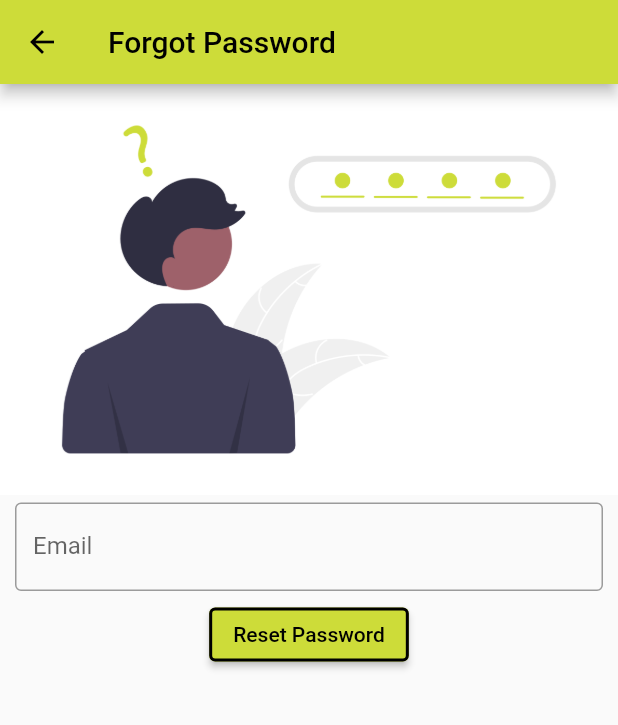
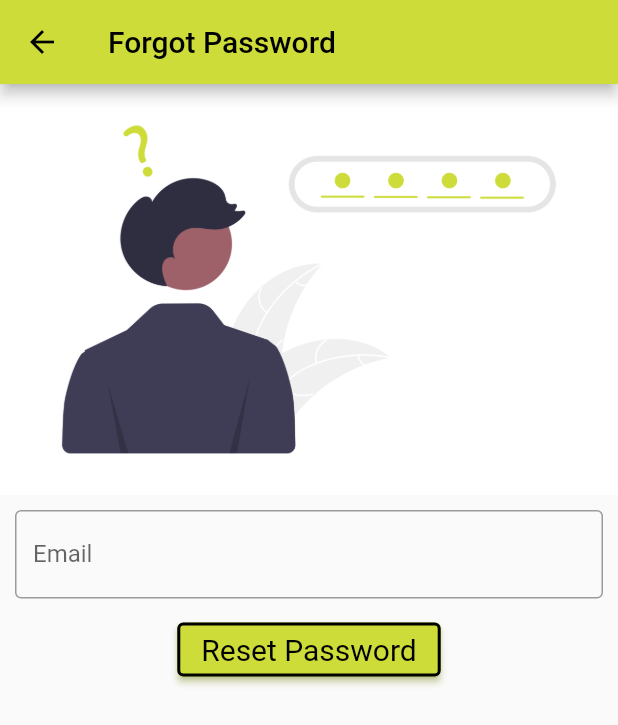
Before and after one commit to Wisdom-Makokha/To-do-list-app, a Flutter app: the screen it shows after launch, after a tap on "Forgot password", on a phone screen of 412 x 824 dp. Shown: the top 725 px of the screen. Run offline on Flutter 3.47's test engine with Material 2 defaults, Android fonts, the phone set to English and light mode, and no system bars.

Commit message:
Minor Finishes

```diff
--- a/lib/screens/ForgotPassword.dart
+++ b/lib/screens/ForgotPassword.dart
@@ -5,7 +5,7 @@ class ForgotPassScreen extends StatelessWidget{
 
   @override
   Widget build(BuildContext context){
-    //ELevated button style defined here for reuse
+    //Elevated button style defined here for reuse
     final ButtonStyle elevatedButtonsStyle = ElevatedButton.styleFrom(
       side: const BorderSide(
         color: Colors.black,
@@ -17,6 +17,13 @@ class ForgotPassScreen extends StatelessWidget{
         fontStyle: FontStyle.normal,
       ),
     );
+
+    //Values for the padding of TextField
+    const EdgeInsetsGeometry textFieldPadding= EdgeInsets.symmetric(
+      horizontal: 10,
+      vertical: 10,
+    );
+
     return Scaffold(
       appBar: AppBar(
         title: const Text('Forgot Password'),
@@ -27,10 +34,7 @@ class ForgotPassScreen extends StatelessWidget{
           children: [
             const Image(image: AssetImage('images/forgot_password.png')),
             const Padding(
-              padding: EdgeInsets.symmetric(
-                horizontal: 10,
-                vertical: 5,
-              ),
+              padding: textFieldPadding,
               child: TextField(
                 decoration: InputDecoration(
                   border: OutlineInputBorder(),
@@ -41,12 +45,7 @@ class ForgotPassScreen extends StatelessWidget{
             ),
             ElevatedButton(
               onPressed:(){ },
-              style: ElevatedButton.styleFrom(
-                side: const BorderSide(
-                  color: Colors.black,
-                  width: 2,
-                )
-              ),
+              style: elevatedButtonsStyle,
               child: const Text('Reset Password'),
             ),
           ],
--- a/lib/screens/Login.dart
+++ b/lib/screens/Login.dart
@@ -9,7 +9,7 @@ class LoginScreen extends StatelessWidget{
   @override
   Widget build(BuildContext context){
 
-    //ELevated button style defined here for reuse
+    //Elevated button style defined here for reuse
     final ButtonStyle elevatedButtonsStyle = ElevatedButton.styleFrom(
       side: const BorderSide(
         color: Colors.black,
@@ -20,6 +20,12 @@ class LoginScreen extends StatelessWidget{
         fontSize: 20,
         fontStyle: FontStyle.normal,
       ),
+    );
+
+    //Values for the padding of TextField
+    const EdgeInsetsGeometry textFieldPadding= EdgeInsets.symmetric(
+      horizontal: 10,
+      vertical: 10,
     );
 
     return Scaffold(
@@ -33,10 +39,7 @@ class LoginScreen extends StatelessWidget{
             const Image(image: AssetImage('images/mobile_login_png.png'),
             width: 300,),
             const Padding(
-              padding: EdgeInsets.symmetric(
-                horizontal: 10,
-                vertical: 5,
-              ),
+              padding: textFieldPadding,
               child: TextField(
                 decoration: InputDecoration(
                   border: OutlineInputBorder(),
@@ -46,9 +49,7 @@ class LoginScreen extends StatelessWidget{
               ),
             ),
             const Padding(
-              padding: EdgeInsets.symmetric(
-                  horizontal: 10,
-                  vertical: 5),
+              padding: textFieldPadding,
               child: TextField(
                   obscureText: true,
                   decoration: InputDecoration(
--- a/lib/screens/home_screen.dart
+++ b/lib/screens/home_screen.dart
@@ -5,7 +5,7 @@ class HomeScreen extends StatelessWidget{
 
   @override
   Widget build(BuildContext context){
-    //ELevated button style defined here for reuse
+    //Elevated button style defined here for reuse
     final ButtonStyle elevatedButtonsStyle = ElevatedButton.styleFrom(
       side: const BorderSide(
         color: Colors.black,
```
Also changed, not shown: lib/screens/Register.dart (+29 -7 lines).
